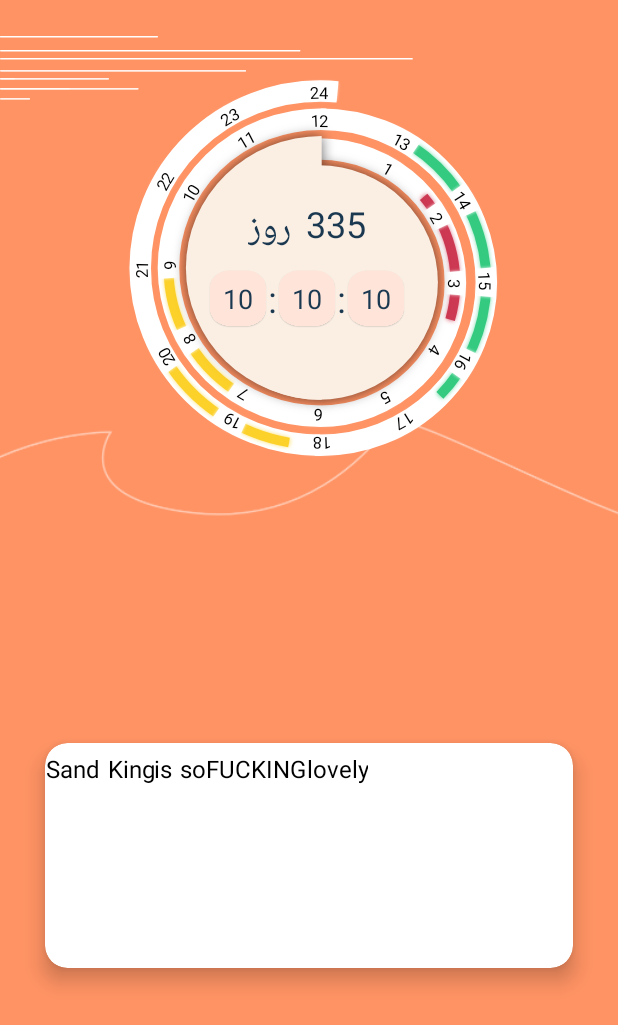
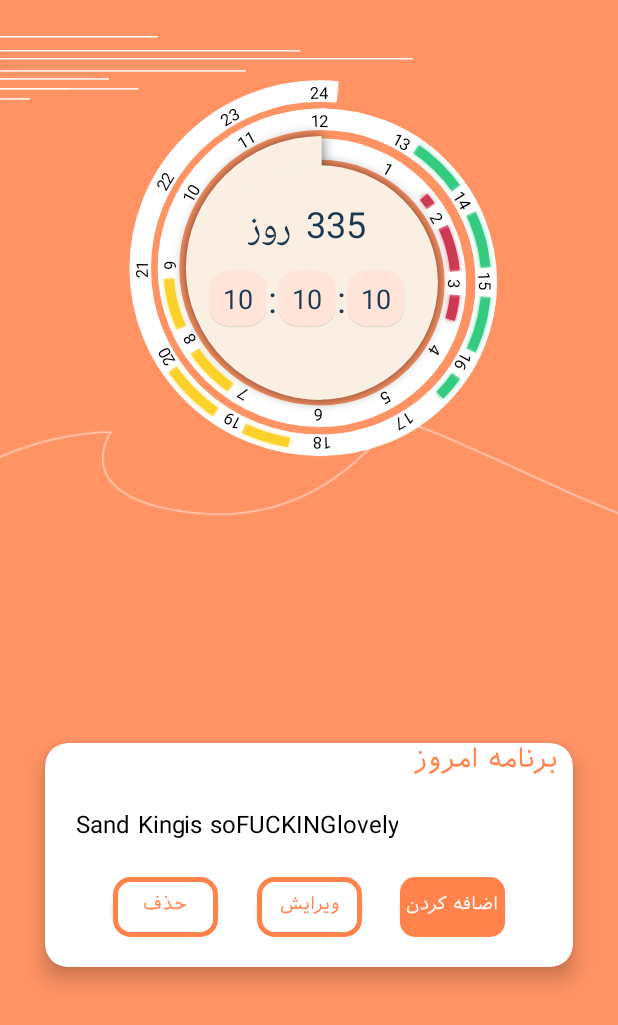
Before and after one commit to TarashGroup/TarashPlaningApp, an Android app: the screen it shows after launch (MainActivity), on a phone screen of 412 x 824 dp. Shown: the top 1025 px of the screen. Run offline under Robolectric (Android 15) with nearby library versions, the phone set to English and light mode, and no system bars; libraries missing offline, so code that uses them is left out: at.grabner.circleprogress, com.hanks.htextview; plain views replace EvaporateTextView; 24 statements that could not run were skipped.

Commit message:
add btns to main card view , add addPlan layout

```diff
--- a/app/src/main/java/com/example/myclock/MainActivity.java
+++ b/app/src/main/java/com/example/myclock/MainActivity.java
@@ -42,11 +42,6 @@ public class MainActivity extends AppCompatActivity {
         //True KosNamak can never change ...
 
 
-    }
-    public void addCourse(View view){
-        /*Intent intent = new Intent(MainActivity.this , MainActivity2.class);
-        startActivity(intent);
-        finish();*/
     }
 
     private void addProgressBars (Typeface typeface) {
--- a/app/src/main/res/layout/activity_main.xml
+++ b/app/src/main/res/layout/activity_main.xml
@@ -55,7 +55,7 @@
                     android:layout_marginEnd="10dp"
                     android:textColor="@color/DarkLight"
                     android:textSize="24sp"
-                     />
+                    />
 
                 <com.hanks.htextview.evaporate.EvaporateTextView
                     android:id="@+id/days"
@@ -125,7 +125,7 @@
     <androidx.cardview.widget.CardView
         android:id="@+id/cardView"
         android:layout_width="match_parent"
-        android:layout_height="150dp"
+        android:layout_height="wrap_content"
         android:layout_marginStart="30dp"
         android:layout_marginEnd="30dp"
         app:cardCornerRadius = "15dp"
@@ -136,20 +136,85 @@
         app:layout_constraintLeft_toLeftOf="parent"
         app:layout_constraintTop_toBottomOf="@id/fl_clock"
         >
-
         <LinearLayout
             android:layout_width="match_parent"
             android:layout_height="match_parent"
+            android:orientation="vertical">
+        <TextView
+            android:layout_width="match_parent"
+            android:layout_height="wrap_content"
+            android:text="@string/todayPlan"
+            android:textSize="18sp"
+            android:textColor="@color/Bar"
+            android:layout_marginEnd="10dp"
+            android:fontFamily="@font/iransans"
+            />
+        <LinearLayout
+            android:layout_width="match_parent"
+            android:layout_height="wrap_content"
             android:id="@+id/DailyScheduleContainer"
             android:orientation="horizontal"
+            android:layout_marginTop="10dp"
+            android:layout_marginStart="20dp"
             >
+        </LinearLayout>
+        <androidx.constraintlayout.widget.ConstraintLayout
+            android:layout_width="match_parent"
+            android:layout_height="wrap_content"
+            android:orientation="horizontal"
+            android:layout_margin="20dp"
+            android:gravity="center"
+            >
+            <Button
+                android:id="@+id/btn_remove"
+                android:layout_width="70dp"
+                android:layout_height="40dp"
+                android:background="@drawable/button1"
+                android:gravity="center"
+                android:text="@string/remove"
+                android:textSize="12sp"
+                android:fontFamily="@font/iransans"
+                android:textColor="@color/Bar"
+                app:layout_constraintLeft_toLeftOf="parent"
+                app:layout_constraintRight_toLeftOf="@id/btn_edit"
+                app:layout_constraintTop_toTopOf="parent"
+                app:layout_constraintBottom_toBottomOf="parent"
+                />
+            <Button
+                android:id="@+id/btn_edit"
+                android:layout_width="70dp"
+                android:layout_height="40dp"
+                android:background="@drawable/button1"
+                android:gravity="center"
+                android:text="@string/edit"
+                android:textSize="12sp"
+                android:fontFamily="@font/iransans"
+                android:textColor="@color/Bar"
+                app:layout_constraintLeft_toRightOf="@id/btn_remove"
+                app:layout_constraintRight_toLeftOf="@id/btn_add"
+                app:layout_constraintTop_toTopOf="parent"
+                app:layout_constraintBottom_toBottomOf="parent"
+                />
+            <Button
+                android:id="@+id/btn_add"
+                android:layout_width="70dp"
+                android:layout_height="40dp"
+                android:background="@drawable/button2"
+                android:gravity="center"
+                android:text="@string/add"
+                android:textSize="12sp"
+                android:fontFamily="@font/iransans"
+                android:textColor="@android:color/white"
+                app:layout_constraintLeft_toRightOf="@id/btn_edit"
+                app:layout_constraintRight_toRightOf="parent"
+                app:layout_constraintTop_toTopOf="parent"
+                app:layout_constraintBottom_toBottomOf="parent"
+                />
 
+        </androidx.constraintlayout.widget.ConstraintLayout>
         </LinearLayout>
 
-
     </androidx.cardview.widget.CardView>
-
-
 
     <ImageView
         android:id="@+id/imageView"
--- a/app/src/main/res/values/colors.xml
+++ b/app/src/main/res/values/colors.xml
@@ -9,7 +9,7 @@
     <color name="GreenLight">#34CA80</color>
     <color name="YellowLight">#FCD12A</color>
     <color name="RedLight">#CD3952</color>
-    <color name="GreyLight">#707070</color>
+    <color name="GreyLight">#B1B1B1</color>
     <color name="DarkLight">#1B3851</color>
     <color name="peach">#FEE4D9</color>
 
--- a/app/src/main/res/values/strings.xml
+++ b/app/src/main/res/values/strings.xml
@@ -5,5 +5,6 @@
     <string name="edit">ویرایش</string>
     <string name="details">جزئیات</string>
     <string name="todayPlan">برنامه امروز</string>
-
+    <string name="chooseCourse">انتخاب درس</string>
+    <string name="duration">مدت زمان</string>
 </resources>
--- a/app/src/main/res/values/styles.xml
+++ b/app/src/main/res/values/styles.xml
@@ -1,10 +1,15 @@
 <resources>
     <!-- Base application theme. -->
-    <style name="AppTheme" parent="Theme.AppCompat.Light.NoActionBar">
+    <style name="AppTheme" parent="Theme.AppCompat.Light.DarkActionBar">
         <!-- Customize your theme here. -->
-        <item name="colorPrimaryDark">@color/Bar</item>
+        <item name="colorPrimary">@color/colorPrimary</item>
+        <item name="colorPrimaryDark">@color/colorPrimaryDark</item>
+        <item name="colorAccent">@color/colorAccent</item>
     </style>
-    <style name="ToolbarTheme" parent="@style/ThemeOverlay.AppCompat.ActionBar">
-        <item name="colorControlNormal">@android:color/black</item>
+
+    <style name="NoActionBarTheme" parent="Theme.AppCompat.Light.NoActionBar">
+        <item name="colorPrimary">@color/colorPrimary</item>
+        <item name="colorPrimaryDark">@color/colorPrimaryDark</item>
+        <item name="colorAccent">@color/colorAccent</item>
     </style>
 </resources>
```
Also changed, not shown: app/src/main/AndroidManifest.xml (+8 -2 lines), app/src/main/java/com/example/myclock/AddPlanActivity.java (added, +14 -0 lines), app/src/main/res/layout/activity_add_plan.xml (added, +55 -0 lines), app/src/main/res/layout/course_layout.xml (deleted, +0 -82 lines).
